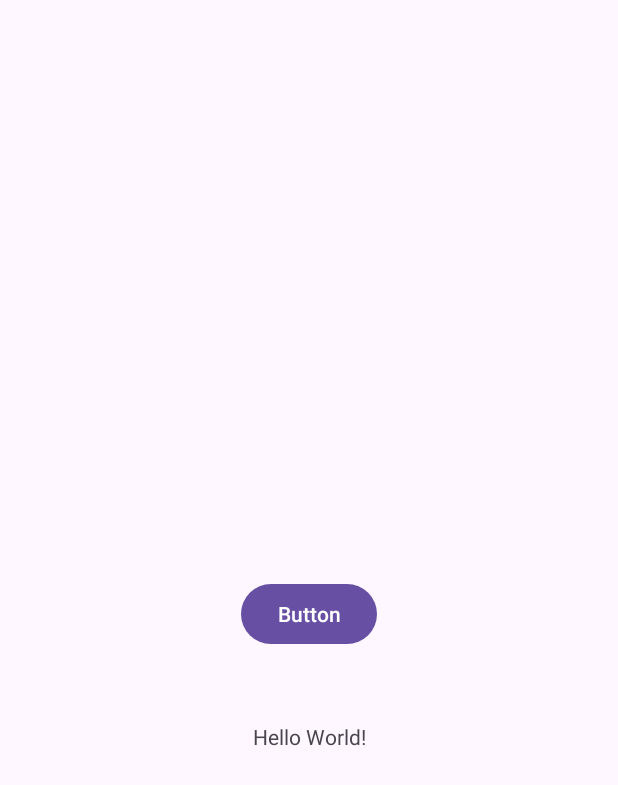
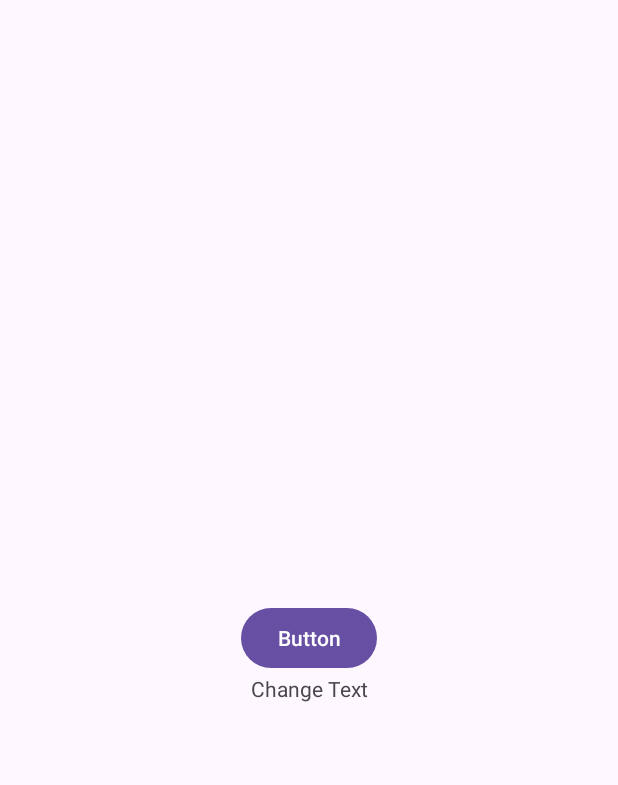
Before and after one commit to m-marcovich/AndroidStudio-LAB1, an Android app: the screen it shows after launch (MainActivity), after a tap on "Button", on a phone screen of 412 x 824 dp. Shown: the top 785 px of the screen. Run offline under Robolectric (Android 15) with nearby library versions, the phone set to English and light mode, and no system bars.

Commit message:
Added change text functionality

```diff
--- a/app/src/main/java/com/example/myapplication/MainActivity.java
+++ b/app/src/main/java/com/example/myapplication/MainActivity.java
@@ -2,20 +2,27 @@ package com.example.myapplication;
 
 import androidx.appcompat.app.AppCompatActivity;
 
+import android.annotation.SuppressLint;
 import android.os.Bundle;
 import android.view.View;
+import android.widget.TextView;
 import android.widget.Toast;
 
 public class MainActivity extends AppCompatActivity {
 
+    private TextView tvMain;
+
+    @SuppressLint("MissingInflatedId")
     @Override
     protected void onCreate(Bundle savedInstanceState) {
         super.onCreate(savedInstanceState);
         setContentView(R.layout.activity_main);
+
+        this.tvMain = findViewById(R.id.textView);
     }
     public void ChangeTexT(View view)
     {
-        Toast.makeText( this, "Some message", Toast.LENGTH_LONG).show();
+    this.tvMain.setText("Change Text");
     }
 
 }
--- a/app/src/main/res/layout/activity_main.xml
+++ b/app/src/main/res/layout/activity_main.xml
@@ -15,15 +15,14 @@
         app:layout_constraintEnd_toEndOf="parent"
         app:layout_constraintStart_toStartOf="parent"
         app:layout_constraintTop_toTopOf="parent"
-        app:layout_constraintVertical_bias="0.598" />
+        app:layout_constraintVertical_bias="0.558" />
 
     <Button
         android:id="@+id/knopka"
         android:layout_width="wrap_content"
         android:layout_height="wrap_content"
-        android:layout_marginBottom="48dp"
+        android:onClick="ChangeTexT"
         android:text="Button"
-        android:onClick="ChangeTexT"
         app:layout_constraintBottom_toTopOf="@+id/textView"
         app:layout_constraintEnd_toEndOf="parent"
         app:layout_constraintStart_toStartOf="parent" />
```
